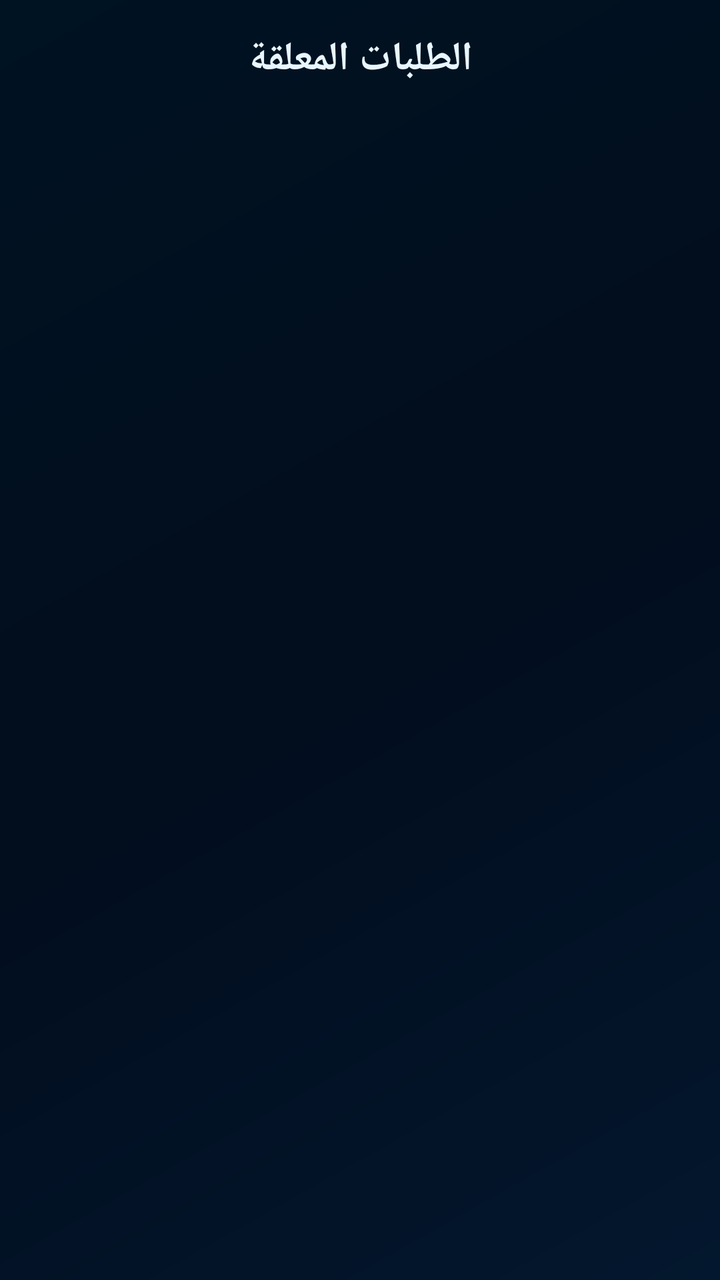
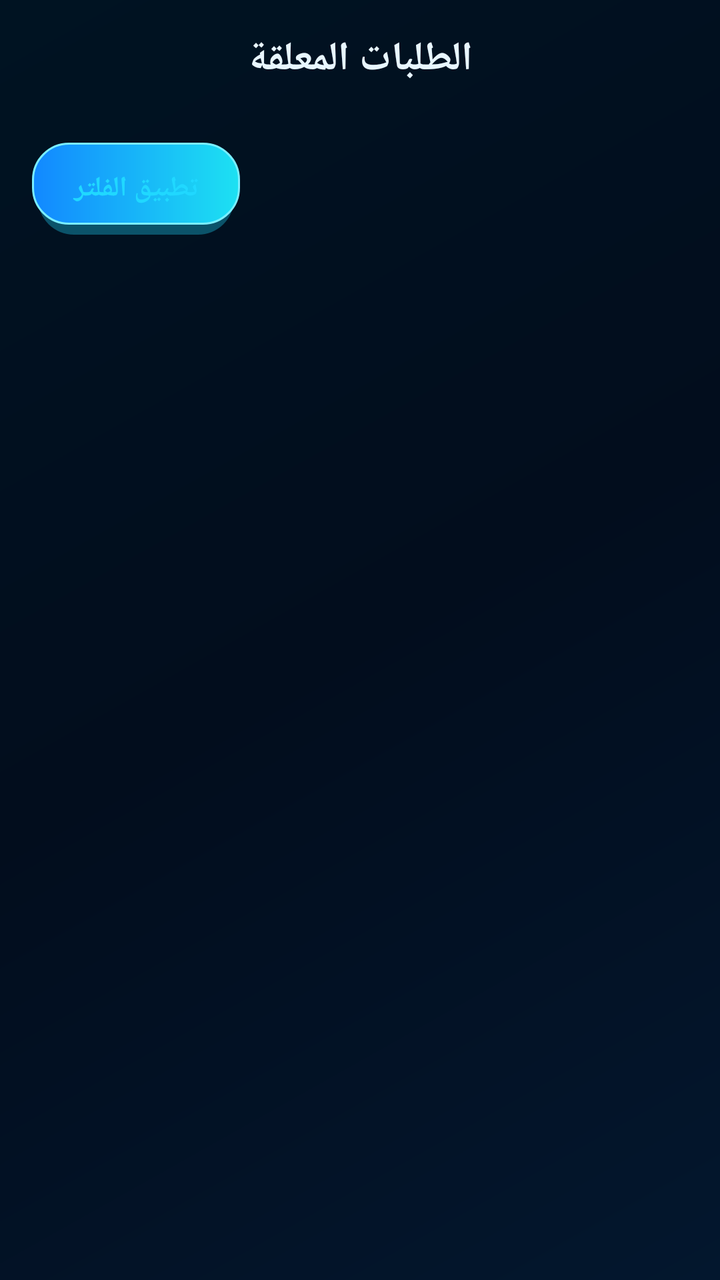

Two renders of the same Android screen: before a commit and after it. Below are the layout's source before the change and the commit's diff.
<!-- AndroidManifest.xml: application theme Theme.TransferApp -->
<!-- res/layout/dialog_pending.xml -->
<?xml version="1.0" encoding="utf-8"?>
<LinearLayout xmlns:android="http://schemas.android.com/apk/res/android"
    android:layout_width="match_parent"
    android:layout_height="480dp"
    android:background="@android:color/transparent"
    android:layoutDirection="rtl"
    android:orientation="vertical"
    android:padding="16dp">

    <TextView
        style="@style/DialogTitle"
        android:layout_width="match_parent"
        android:layout_height="wrap_content"
        android:gravity="center"
        android:text="الطلبات المعلقة" />

    <androidx.recyclerview.widget.RecyclerView
        android:id="@+id/recycler_pending"
        android:layout_width="match_parent"
        android:layout_height="match_parent"
        android:clipToPadding="false"
        android:paddingBottom="8dp" />
</LinearLayout>
<!-- resources referenced by this layout -->
<resources>
  <style name="DialogTitle">
          <item name="android:textColor">@color/text_primary</item>
          <item name="android:textSize">20sp</item>
          <item name="android:textStyle">bold</item>
          <item name="android:layout_marginBottom">16dp</item>
      </style>
  <style name="Theme.TransferApp" parent="Theme.AppCompat.DayNight.NoActionBar">
          <item name="colorPrimary">@color/colorPrimary</item>
          <item name="colorPrimaryDark">@color/colorPrimaryDark</item>
          <item name="colorAccent">@color/cyan</item>
          <item name="colorControlActivated">@color/cyan</item>
          <item name="android:statusBarColor">@color/background</item>
          <item name="android:navigationBarColor">@color/background</item>
          <item name="android:windowLightStatusBar">false</item>
          <item name="android:windowLightNavigationBar">false</item>
          <item name="android:windowBackground">@drawable/bg_screen</item>
          <item name="alertDialogTheme">@style/Theme.TransferApp.Dialog</item>
          <item name="android:alertDialogTheme">@style/Theme.TransferApp.Dialog</item>
      </style>
  <color name="text_primary">#E8F6FF</color>
  <color name="colorPrimary">#20D8FF</color>
  <color name="colorPrimaryDark">#128BFF</color>
  <color name="cyan">#20D8FF</color>
  <color name="background">#020D1D</color>
  <!-- drawable bg_screen (drawable) -->
  <?xml version="1.0" encoding="utf-8"?>
  <shape xmlns:android="http://schemas.android.com/apk/res/android"
      android:shape="rectangle">
      <gradient
          android:angle="135"
          android:startColor="#03172E"
          android:centerColor="#020D1D"
          android:endColor="#001322" />
  </shape>
  <style name="Theme.TransferApp.Dialog" parent="Theme.AppCompat.Dialog.Alert">
          <item name="android:windowBackground">@drawable/bg_panel</item>
          <item name="colorAccent">@color/cyan</item>
          <item name="android:textColorPrimary">@color/text_primary</item>
          <item name="android:textColorSecondary">@color/text_secondary</item>
          <item name="android:textColor">@color/text_primary</item>
          <item name="buttonBarPositiveButtonStyle">@style/DialogBarButton</item>
          <item name="buttonBarNegativeButtonStyle">@style/DialogBarButton</item>
          <item name="buttonBarNeutralButtonStyle">@style/DialogBarButton</item>
      </style>
  <!-- drawable bg_panel (drawable) -->
  <?xml version="1.0" encoding="utf-8"?>
  <shape xmlns:android="http://schemas.android.com/apk/res/android"
      android:shape="rectangle">
      <corners android:radius="20dp" />
      <gradient
          android:angle="135"
          android:startColor="#B20A2948"
          android:endColor="#A2041930" />
      <stroke
          android:width="1dp"
          android:color="#3E91D8" />
  </shape>
  <color name="text_secondary">#8EC8F4</color>
  <style name="DialogBarButton" parent="Widget.AppCompat.Button.Borderless">
          <item name="android:textColor">@color/cyan</item>
          <item name="android:textAllCaps">false</item>
          <item name="android:textSize">16sp</item>
          <item name="android:textStyle">bold</item>
      </style>
</resources>

<!-- the commit's change to res/layout/dialog_pending.xml (unified diff, before → after) -->
@@ -14,10 +14,46 @@
         android:gravity="center"
         android:text="الطلبات المعلقة" />
 
+    <LinearLayout
+        android:layout_width="match_parent"
+        android:layout_height="wrap_content"
+        android:layoutDirection="rtl"
+        android:orientation="horizontal"
+        android:layout_marginTop="12dp"
+        android:layout_marginBottom="12dp">
+
+        <androidx.appcompat.widget.AppCompatButton
+            android:id="@+id/btn_filter_from_date"
+            style="@style/AppButton.Outline.Compact"
+            android:layout_width="0dp"
+            android:layout_weight="1"
+            android:layout_marginEnd="4dp"
+            android:text="من تاريخ" />
+
+        <androidx.appcompat.widget.AppCompatButton
+            android:id="@+id/btn_filter_to_date"
+            style="@style/AppButton.Outline.Compact"
+            android:layout_width="0dp"
+            android:layout_weight="1"
+            android:layout_marginStart="4dp"
+            android:layout_marginEnd="4dp"
+            android:text="إلى تاريخ" />
+
+        <androidx.appcompat.widget.AppCompatButton
+            android:id="@+id/btn_apply_filter"
+            style="@style/AppButton.Primary.Compact"
+            android:layout_width="0dp"
+            android:layout_weight="1"
+            android:layout_marginStart="4dp"
+            android:text="تطبيق الفلتر"
+            android:textColor="@color/neon_cyan_bright" />
+    </LinearLayout>
+
     <androidx.recyclerview.widget.RecyclerView
         android:id="@+id/recycler_pending"
         android:layout_width="match_parent"
-        android:layout_height="match_parent"
+        android:layout_height="0dp"
+        android:layout_weight="1"
         android:clipToPadding="false"
         android:paddingBottom="8dp" />
 </LinearLayout>
<!-- resource entries referenced after the edit -->
@@ -1,5 +1,13 @@
 <!-- resources referenced by this layout -->
 <resources>
+  <color name="neon_cyan_bright">#20D8FF</color>
+  <style name="AppButton.Primary.Compact">
+          <item name="android:layout_height">46dp</item>
+          <item name="android:minHeight">46dp</item>
+          <item name="android:textSize">14sp</item>
+          <item name="android:paddingStart">12dp</item>
+          <item name="android:paddingEnd">12dp</item>
+      </style>
   <style name="DialogTitle">
           <item name="android:textColor">@color/text_primary</item>
           <item name="android:textSize">20sp</item>
